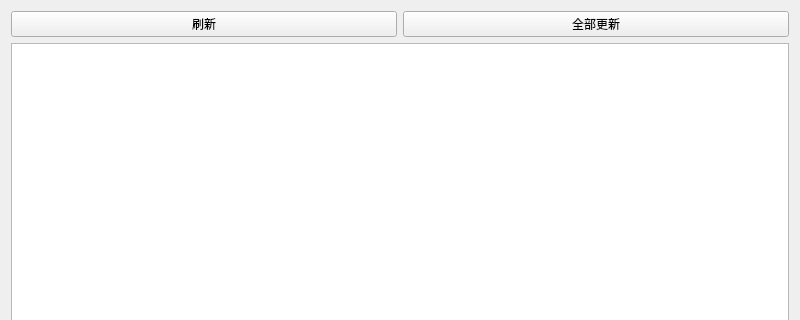
Before: the Qt Designer form pi_set/main.ui in craftor/play_audio_stream, drawn with Qt 5; both pictures show x 0 to 800 and y 0 to 320 of the 800 by 600 pixel window.
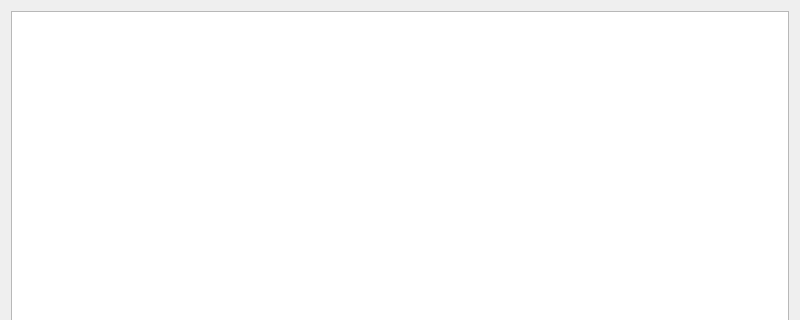
After: the same form once the commit is applied. Icons and pictures are not drawn.

Commit message: 可以udp更新ip

Patch:
```diff
--- a/pi_set/main.ui
+++ b/pi_set/main.ui
@@ -27,7 +27,14 @@
    <bool>true</bool>
   </property>
   <layout class="QGridLayout" name="gridLayout_3">
-   <item row="2" column="0" colspan="2">
+   <item row="2" column="0">
+    <widget class="QPushButton" name="pushButton_ClearLog">
+     <property name="text">
+      <string>清空日志</string>
+     </property>
+    </widget>
+   </item>
+   <item row="1" column="0" colspan="2">
     <widget class="QTextEdit" name="textEdit">
      <property name="maximumSize">
       <size>
@@ -37,30 +44,9 @@
      </property>
     </widget>
    </item>
-   <item row="3" column="0">
-    <widget class="QPushButton" name="pushButton_ClearLog">
-     <property name="text">
-      <string>清空日志</string>
-     </property>
-    </widget>
-   </item>
-   <item row="1" column="0" colspan="2">
+   <item row="0" column="0" colspan="2">
     <widget class="QTableWidget" name="tableWidget"/>
    </item>
-   <item row="0" column="0">
-    <widget class="QPushButton" name="pushButton_Refresh">
-     <property name="text">
-      <string>刷新</string>
-     </property>
-    </widget>
-   </item>
-   <item row="0" column="1">
-    <widget class="QPushButton" name="pushButton_UpdateAll">
-     <property name="text">
-      <string>全部更新</string>
-     </property>
-    </widget>
-   </item>
   </layout>
  </widget>
  <resources>
```
The commit also changes 8 other files.
